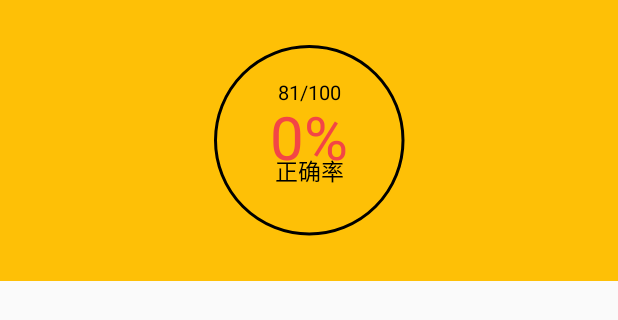
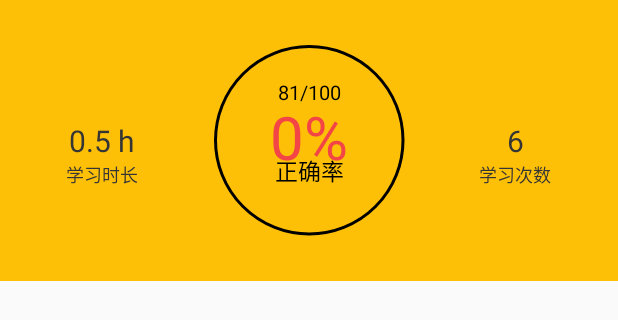
Before and after one commit to a2012s/MyApplication, an Android app: the layout report_topper.xml on its own in the app's theme, with its tools: preview values and no code run, on a phone screen of 412 x 824 dp. Shown: the top 320 px of the screen. Run offline under Robolectric (Android 15) with nearby library versions, the phone set to English and light mode, and no system bars.

Commit message:
完善我的成绩和学习统计布局

```diff
--- a/app/src/main/res/layout/report_topper.xml
+++ b/app/src/main/res/layout/report_topper.xml
@@ -20,12 +20,66 @@
         app:front_color1="@color/white"
         app:front_width="2dp"
         app:is_need_content="true"
+        app:is_need_title="true"
         app:is_need_unit="true"
-        app:is_need_title="true"
         app:max_value="100"
         app:string_title="81/100"
         app:string_unit="正确率"
         app:total_engle="360" />
 
+    <RelativeLayout
+        android:layout_width="match_parent"
+        android:layout_height="match_parent"
+        android:layout_marginRight="-15dp"
+        android:layout_toLeftOf="@+id/bar_annulus">
+
+        <TextView
+            android:id="@+id/study_time"
+            android:layout_width="wrap_content"
+            android:layout_height="wrap_content"
+            android:layout_centerInParent="true"
+            android:text="0.5 h"
+            android:textColor="#353535"
+            android:textSize="20sp" />
+
+        <TextView
+            android:layout_width="wrap_content"
+            android:layout_height="wrap_content"
+            android:layout_below="@+id/study_time"
+            android:layout_centerHorizontal="true"
+            android:text="学习时长"
+            android:textColor="#353535"
+            android:textSize="12sp" />
+
+
+    </RelativeLayout>
+
+
+    <RelativeLayout
+        android:layout_width="match_parent"
+        android:layout_height="match_parent"
+        android:layout_marginLeft="-15dp"
+        android:layout_toRightOf="@+id/bar_annulus">
+
+        <TextView
+            android:id="@+id/study_frequency"
+            android:layout_width="wrap_content"
+            android:layout_height="wrap_content"
+            android:layout_centerInParent="true"
+            android:text="6"
+            android:textColor="#353535"
+            android:textSize="20sp" />
+
+        <TextView
+
+            android:layout_width="wrap_content"
+            android:layout_height="wrap_content"
+            android:layout_below="@+id/study_frequency"
+            android:layout_centerHorizontal="true"
+            android:text="学习次数"
+            android:textColor="#353535"
+            android:textSize="12sp" />
+
+    </RelativeLayout>
 
 </RelativeLayout>
```
